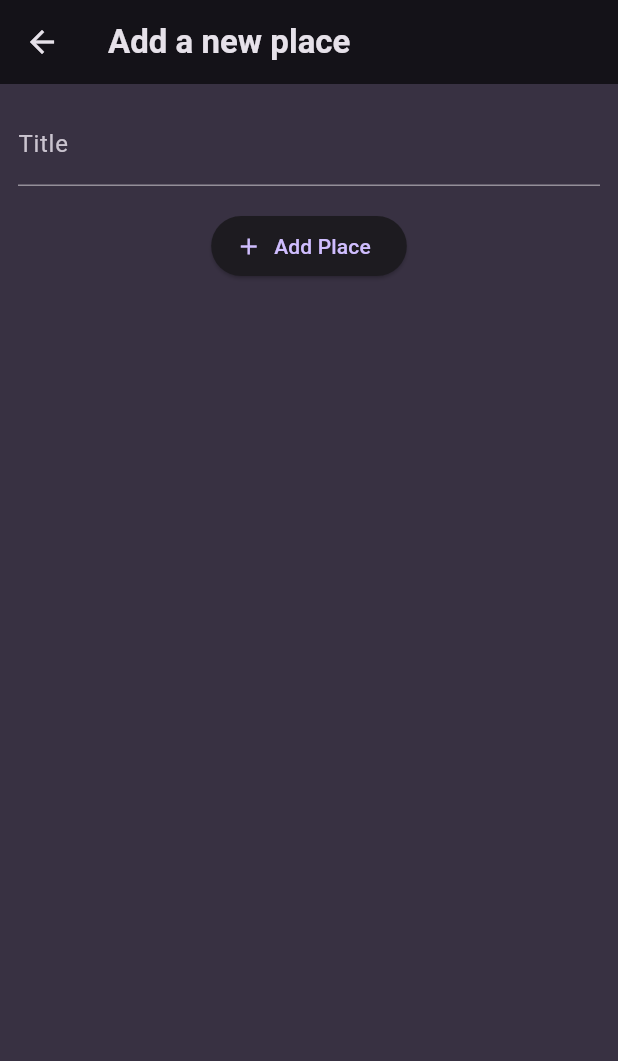
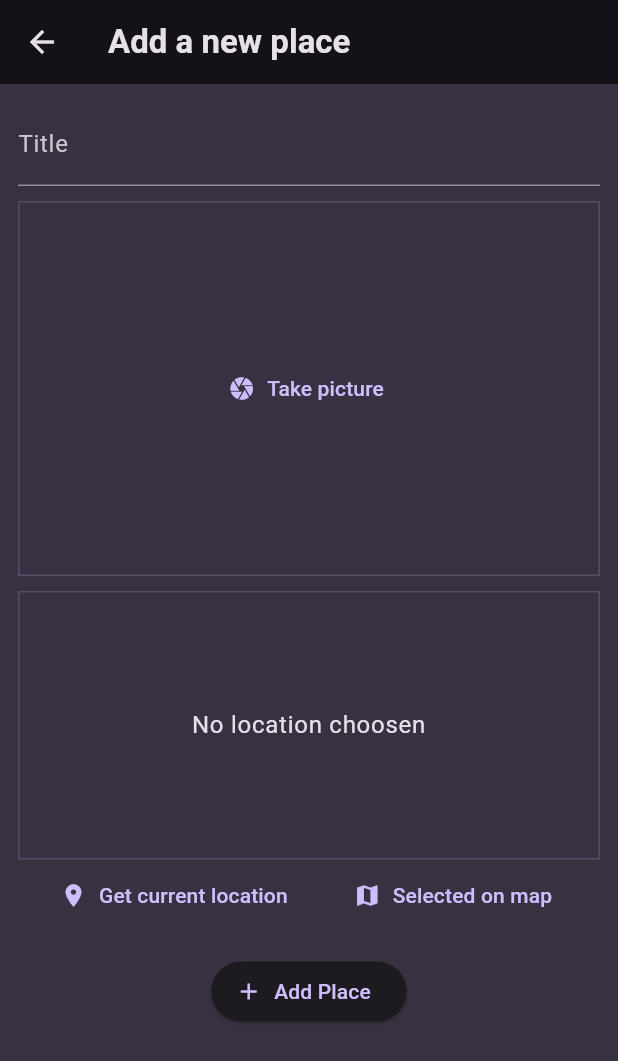
Before and after one commit to Nithish-Sri-Ram/Favourite-Places-Flutter, a Flutter app: the screen it shows after launch, after a tap on the "add" icon, on a phone screen of 412 x 824 dp. Shown: the top 1061 px of the screen. Run offline on Flutter 3.47's test engine with Material 3 defaults, Android fonts, the phone set to English and light mode, and no system bars; our stand-ins replace flutter_riverpod, google_fonts, image_picker, location; network calls fail.

Commit message:
upto get current location and displaying the map gui is done, But it doesn't work until and unless I update my API Key

```diff
--- a/lib/Modal/place.dart
+++ b/lib/Modal/place.dart
@@ -1,10 +1,31 @@
+import 'dart:io';
+
 import 'package:uuid/uuid.dart';
 
 const uuid = Uuid();
 
-class Place{
-  Place({required this.title}):id=uuid.v4();    //Here we are deriving the id from the uuid package dynamically
+class PlaceLocation {
+  const PlaceLocation({
+    required this.latitude,
+    required this.longitude,
+    required this.address,
+  });
+  final double latitude;
+  final double longitude;
+  final String
+      address; //This is the address that we will get from the google maps api
+}
+
+class Place {
+  Place({
+    required this.title,
+    required this.image,
+    required this.location,
+  }) : id = uuid
+            .v4(); //Here we are deriving the id from the uuid package dynamically
   //The id will be autogenerated
   final String title;
   final String id;
+  final File image;
+  final PlaceLocation location;
 }
--- a/lib/Providers/user_places.dart
+++ b/lib/Providers/user_places.dart
@@ -1,3 +1,5 @@
+import 'dart:io';
+
 import 'package:favourite_places/Modal/place.dart';
 import 'package:flutter_riverpod/flutter_riverpod.dart';
 //Notifier class with riverpod - with this we can add methods that can manipulate the state that is managed by the provider
@@ -8,14 +10,14 @@ class UserPalcesNotifier extends StateNotifier<List<Place>> {
       : super(
             const []); //we add const - because the state manages by riverpod is immutable, must not edit the old state, instead create a new state based on the old state
 
-  void addPlace(String title) {
-    final newPlace = Place(title: title);
+  void addPlace(String title,File image, PlaceLocation location) {
+    final newPlace = Place(title: title, image: image,location: location);
     // state = [...state, newPlace]; //To add at the end of the list
     state = [newPlace, ...state]; //To add at the start of the list
   }
 }
 
-final userPlacesProvider = StateNotifierProvider(
+final userPlacesProvider = StateNotifierProvider<UserPalcesNotifier,List<Place>>(   //we can take advantage of it's generic nature to provide the type of state it will manage
   (ref) => UserPalcesNotifier(),
 );
 //This is a provider that will provide the UserPlacesNotifier to the widget tree
--- a/lib/screens/add_place.dart
+++ b/lib/screens/add_place.dart
@@ -1,4 +1,9 @@
+import 'dart:io';
+
+import 'package:favourite_places/Modal/place.dart';
 import 'package:favourite_places/Providers/user_places.dart';
+import 'package:favourite_places/widgets/image_input.dart';
+import 'package:favourite_places/widgets/location_input.dart';
 import 'package:flutter/material.dart';
 import 'package:flutter/widgets.dart';
 import 'package:flutter_riverpod/flutter_riverpod.dart';
@@ -13,15 +18,19 @@ class AddPlaceScreen extends ConsumerStatefulWidget {
 
 class _AddPlaceScreenState extends ConsumerState<AddPlaceScreen> {
   final _titleController = TextEditingController();
+  File? _selectedImage;
+  PlaceLocation? _selectedLocation;
 
   void _savePlace() {
     final enteredTitle = _titleController.text;
-    if (enteredTitle.isEmpty) {
+    if (enteredTitle.isEmpty || _selectedImage == null|| _selectedLocation == null) {
       return;
     }
 
     //once we have made it consumer State we have a ref property that we can use to access the providers
-    ref.read(userPlacesProvider.notifier).addPlace(enteredTitle);
+    ref
+        .read(userPlacesProvider.notifier)
+        .addPlace(enteredTitle, _selectedImage!, _selectedLocation!);
     Navigator.of(context).pop();
   }
 
@@ -44,8 +53,22 @@ class _AddPlaceScreenState extends ConsumerState<AddPlaceScreen> {
             TextField(
               decoration: const InputDecoration(labelText: 'Title'),
               controller: _titleController,
-                style: TextStyle(
-                    color: Theme.of(context).colorScheme.onBackground),
+              style:
+                  TextStyle(color: Theme.of(context).colorScheme.onBackground),
+            ),
+            const SizedBox(height: 10),
+            ImageInput(
+              onPickedImage: (image) {
+                //we get the image from the newxt screen and save it to the selected screen in this function
+                _selectedImage =
+                    image; //We are not using set state because we don't need a UI update
+              },
+            ),
+            const SizedBox(height: 10),
+            LocationInput(
+              onSelectLocation: (location) {
+                _selectedLocation = location;
+              },
             ),
             const SizedBox(height: 16),
             ElevatedButton.icon(
@@ -55,6 +78,7 @@ class _AddPlaceScreenState extends ConsumerState<AddPlaceScreen> {
             ),
           ],
         ),
-        ));
+      ),
+    );
   }
 }
--- a/lib/screens/places.dart
+++ b/lib/screens/places.dart
@@ -1,12 +1,18 @@
+import 'package:favourite_places/Providers/user_places.dart';
 import 'package:favourite_places/screens/add_place.dart';
 import 'package:favourite_places/widgets/places_list.dart';
 import 'package:flutter/material.dart';
+import 'package:flutter_riverpod/flutter_riverpod.dart';
 
-class PlacesScreen extends StatelessWidget {
+//consumer widget is the statelss widget that can listen to the providers - it is provided by riverpod
+class PlacesScreen extends ConsumerWidget {
   const PlacesScreen({super.key});
 
   @override
-  Widget build(BuildContext context) {
+  Widget build(BuildContext context, WidgetRef ref) {
+    //when we make a widget consumer widget we get a ref property that we can use to access the providers- it is mandatory to use ref in the build method
+    final userPlaces = ref.watch(
+        userPlacesProvider); //This is to watch the provider - this will make the widget rebuild whenever the provider changes
     return Scaffold(
       appBar: AppBar(
         title: const Text('Your Places'),
@@ -19,7 +25,10 @@ class PlacesScreen extends StatelessWidget {
               icon: const Icon(Icons.add)),
         ],
       ),
-      body: const PlacesList(places: []),
+      body: Padding(
+        padding: const EdgeInsets.all(8.0),
+        child: PlacesList(places: userPlaces),
+      ),
     );
   }
 }
--- /dev/null
+++ b/lib/widgets/image_input.dart
@@ -0,0 +1,66 @@
+//There is no inbuilt feature in flutter to take an input
+import 'dart:io';
+import 'package:flutter/material.dart';
+import 'package:image_picker/image_picker.dart';
+
+class ImageInput extends StatefulWidget {
+  const ImageInput({super.key, required this.onPickedImage});
+
+  final void Function(File image) onPickedImage;    //function to send the image to the addPlaces screen
+  @override
+  State<StatefulWidget> createState() {
+    return _ImageInputState();
+  }
+}
+
+class _ImageInputState extends State<ImageInput> {
+  File? _selectedImage; //it could be null so we indicate it with question mark
+  void _takePicture() async {
+    final imagePicker = ImagePicker();
+    final pickedImage =
+        await imagePicker.pickImage(source: ImageSource.camera, maxWidth: 600);
+    //THe user might open camera and might exit without clicking any image
+    if (pickedImage == null) {
+      return;
+    }
+    //It is in x-file format which we are converting to the file format
+
+    setState((){
+    _selectedImage = File(pickedImage.path);
+    });
+
+    widget.onPickedImage(_selectedImage!);
+  }
+
+  @override
+  Widget build(BuildContext context) {
+    Widget content = TextButton.icon(
+        onPressed: _takePicture,
+        icon: const Icon(Icons.camera),
+        label: const Text('Take picture'));
+
+    if (_selectedImage != null) {
+      content = GestureDetector(
+        onTap: _takePicture,
+        child: Image.file(
+          _selectedImage!,
+          fit: BoxFit.cover,
+          // width: double.infinity,
+          // height: double.infinity,
+        ),
+      );
+    }
+
+    return Container(
+      decoration: BoxDecoration(
+        border: Border.all(
+            width: 1,
+            color: Theme.of(context).colorScheme.primary.withOpacity(0.2)),
+      ),
+      height: 250,
+      width: double.infinity,
+      alignment: Alignment.center,
+      child: content,
+    );
+  }
+}
--- /dev/null
+++ b/lib/widgets/location_input.dart
@@ -0,0 +1,146 @@
+import 'dart:convert';
+
+import 'package:favourite_places/Modal/place.dart';
+import 'package:flutter/material.dart';
+import 'package:location/location.dart';
+import 'package:http/http.dart' as http;
+
+class LocationInput extends StatefulWidget {
+  const LocationInput({super.key, required this.onSelectLocation});
+
+  final void Function(PlaceLocation) onSelectLocation;
+  @override
+  State<StatefulWidget> createState() {
+    return _LocationInputState();
+  }
+}
+
+class _LocationInputState extends State<LocationInput> {
+  PlaceLocation? _pickedLocation;
+  var _isGettingLocation = false;
+
+  String get locationImage {
+    if (_pickedLocation == null) {
+      return '';
+    }
+    final lat = _pickedLocation!.latitude;
+    final lng = _pickedLocation!.longitude;
+
+    return 'https://maps.googleapis.com/maps/api/staticmap?center$lat,$lng=&zoom=16&size=600x300&maptype=roadmap&markers=color:red%7Clabel:A%7C$lat,$lng&key=AlzaSyDLcwxUggpPZo81cbH0TB4Crq5SJjtj4ag&signature=YOUR_SIGNATURE';
+  }
+
+  void _getCurrentLocation() async {
+    //This particular piece of code inside this function was taken from the location package documentation of pub-dev
+    Location location = Location();
+
+    bool serviceEnabled;
+    PermissionStatus permissionGranted;
+    LocationData locationData; //This is an object
+
+    serviceEnabled = await location.serviceEnabled();
+    if (!serviceEnabled) {
+      serviceEnabled = await location.requestService();
+      if (!serviceEnabled) {
+        return;
+      }
+    }
+
+    permissionGranted = await location.hasPermission();
+    if (permissionGranted == PermissionStatus.denied) {
+      permissionGranted = await location.requestPermission();
+      if (permissionGranted != PermissionStatus.granted) {
+        return;
+      }
+    }
+
+    setState(() {
+      _isGettingLocation = true;
+    });
+
+    locationData = await location
+        .getLocation(); //location data is an object - after checking wether the service is available
+    //It might take a while to get the location data - until the we'll show a loading spinner widget
+
+    final lat = locationData.latitude;
+    final lng = locationData.longitude;
+
+    if (lat == null || lng == null) {
+      return;
+    }
+    final url = Uri.parse(
+        'https://maps.googleapis.com/maps/api/geocode/json?latlng=$lat,$lng&key=AlzaSyDLcwxUggpPZo81cbH0TB4Crq5SJjtj4ag');
+    final response = await http.get(url);
+    final resData = json.decode(response.body);
+    final address = resData['results'][0]['formatted_address'];
+
+    setState(() {
+      _pickedLocation =
+          PlaceLocation(latitude: lat, longitude: lng, address: address);
+      _isGettingLocation = false;
+    });
+
+    widget.onSelectLocation(_pickedLocation!);
+    // print(locationData.latitude);
+    // print(locationData.longitude);
+  }
+
+//USe free google maps api
+//google maps geo coding api - making latitude and longitude coordinates into a human readable form (we could use reverse coding)
+// reverse geocoding documentation - https://developers.google.com/maps/documentation/geocoding/requests-reverse-geocoding
+// AlzaSyDLcwxUggpPZo81cbH0TB4Crq5SJjtj4ag  - google maps api key
+  @override
+  Widget build(BuildContext context) {
+    Widget previewContent = Text(
+      'No location choosen',
+      textAlign: TextAlign.center,
+      style: Theme.of(context)
+          .textTheme
+          .bodyLarge!
+          .copyWith(color: Theme.of(context).colorScheme.onBackground),
+    );
+
+    if (_pickedLocation != null) {
+      previewContent = Image.network(
+        locationImage,
+        fit: BoxFit.cover,
+        width: double.infinity,
+        height: double.infinity,
+      );
+    }
+
+    if (_isGettingLocation) {
+      previewContent = const CircularProgressIndicator();
+    }
+
+    return Column(
+      children: [
+        Container(
+          alignment: Alignment.center,
+          height: 179,
+          width: double.infinity,
+          decoration: BoxDecoration(
+            border: Border.all(
+                width: 1,
+                color: Theme.of(context).colorScheme.primary.withOpacity(0.2)),
+          ),
+          child: previewContent,
+        ),
+        Row(
+          mainAxisAlignment: MainAxisAlignment.spaceEvenly,
+          children: [
+            TextButton.icon(
+              onPressed: _getCurrentLocation,
+              icon: const Icon(Icons.location_on),
+              label: const Text('Get current location'),
+            ),
+            TextButton.icon(
+              onPressed: () {},
+              icon: const Icon(Icons.map),
+              label: const Text('Selected on map'),
+            ),
+          ],
+        )
+      ],
+    );
+  }
+}
--- a/pubspec.yaml
+++ b/pubspec.yaml
@@ -38,6 +38,9 @@ dependencies:
   google_fonts: ^6.2.1
   uuid: ^4.4.0
   flutter_riverpod: ^2.5.1
+  image_picker: ^1.1.2
+  location: ^6.0.2
+  http: ^1.2.1
 
 dev_dependencies:
   flutter_test:
```
Also changed, not shown: lib/screens/places_details.dart (+72 -0 lines), lib/widgets/places_list.dart (+16 -1 lines), pubspec.lock, 9 other files. Lines whose indentation alone changed are shown as unchanged.
